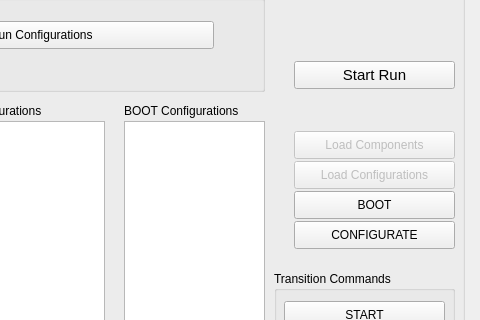
Old version of the form artdaq-runcontrol/mainwindow.ui in the repository ikatza/ArtDaq-RunControl-GUI; both pictures show x 606 to 1086 and y 106 to 426 of the 1086 by 588 pixel window.
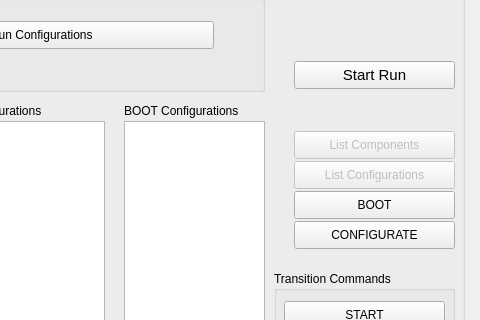
New version of the form.

Commit message: Rename buttons Load Components and Load configurations to List Components and List Configurations

Patch:
```diff
--- a/artdaq-runcontrol/mainwindow.ui
+++ b/artdaq-runcontrol/mainwindow.ui
@@ -140,7 +140,7 @@
       </rect>
      </property>
      <property name="text">
-      <string>Load Components</string>
+      <string>List Components</string>
      </property>
     </widget>
     <widget class="QListView" name="lvComponents">
@@ -202,7 +202,7 @@
       </rect>
      </property>
      <property name="text">
-      <string>Load Configurations</string>
+      <string>List Configurations</string>
      </property>
     </widget>
     <widget class="QListView" name="lvConfigBOOT">
```
Left out of the diff: 2 changed lines with no effect on the pictures.
